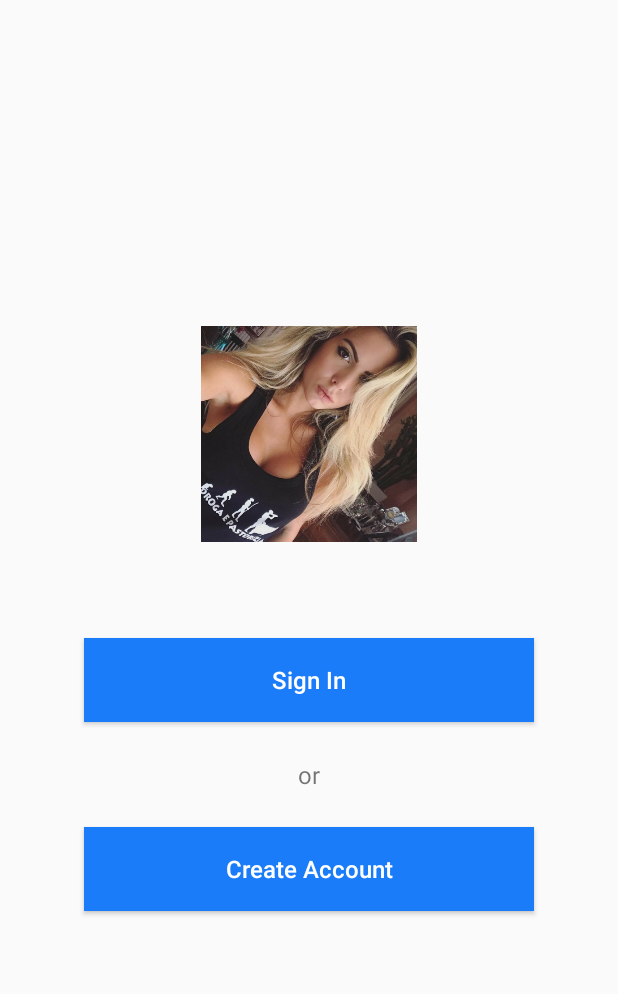
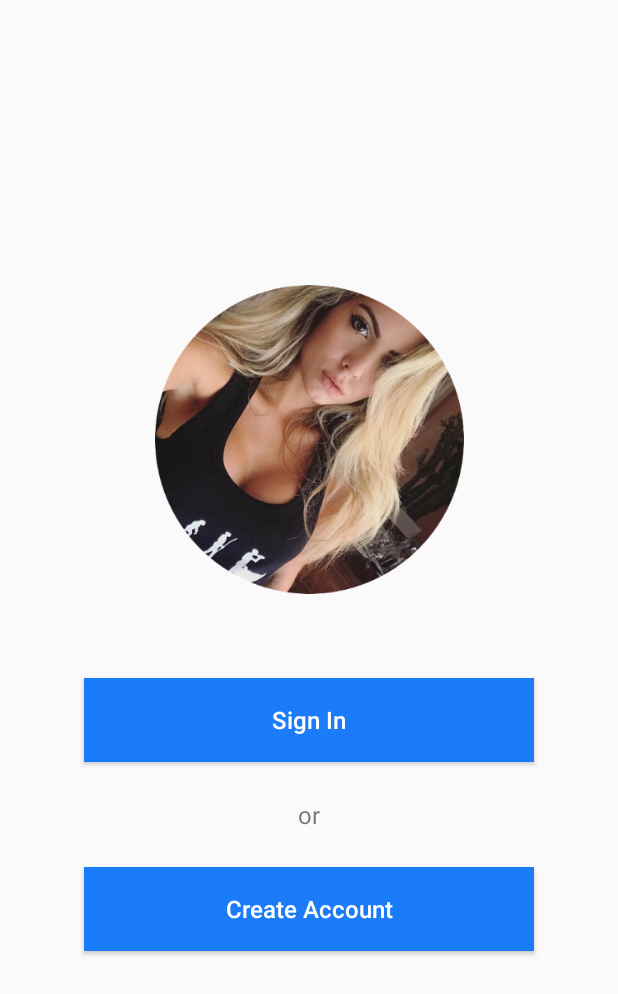
Before and after one commit to andrea-cola/kaori, an Android app: the screen it shows after launch (Kaori), on a phone screen of 412 x 824 dp. Shown: the top 994 px of the screen. Run offline under Robolectric (Android 15) with nearby library versions, the light colour scheme and no system bars.

Commit message:
Andrea Cola Inserita l'immagina tonda. Implementato la back arrow nella action bar. Iniziato ad implementare seconda fare del login.

```diff
--- a/app/src/main/java/com/kaori/kaori/Kaori.java
+++ b/app/src/main/java/com/kaori/kaori/Kaori.java
@@ -1,18 +1,27 @@
 package com.kaori.kaori;
 
+import android.app.FragmentTransaction;
 import android.content.SharedPreferences;
 import android.os.Bundle;
 import android.preference.PreferenceManager;
 import android.support.annotation.NonNull;
 import android.support.design.widget.BottomNavigationView;
+import android.support.v4.app.FragmentManager;
 import android.support.v7.app.AppCompatActivity;
 import android.view.MenuItem;
 import android.widget.TextView;
 
+import com.kaori.kaori.LoginRegistrationFragments.LoginRegistrationFragment;
+
 /**
  * Entry point of the app.
  */
-public class Kaori extends AppCompatActivity {
+public class Kaori extends AppCompatActivity implements FragmentManager.OnBackStackChangedListener {
+
+    /**
+     * Constants.
+     */
+    private final String BACK_STATE_NAME = getClass().getName();
 
     /**
      * Variables.
@@ -48,6 +57,7 @@ public class Kaori extends AppCompatActivity {
 
     /**
      * On create method override.
+     * If the login is needed we handle the press on the two buttons by invoking the right fragment.
      */
     @Override
     protected void onCreate(Bundle savedInstanceState) {
@@ -56,10 +66,24 @@ public class Kaori extends AppCompatActivity {
             setContentView(R.layout.activity_main);
             BottomNavigationView navigation = findViewById(R.id.navigation);
             navigation.setOnNavigationItemSelectedListener(mOnNavigationItemSelectedListener);
+
+            // TODO: settare il primo fragment
         }
         else {
             getSupportActionBar().hide();
-            setContentView(R.layout.login1);
+
+            //Listen for changes in the back stack
+            getSupportFragmentManager().addOnBackStackChangedListener(this);
+            //Handle when activity is recreated like on orientation Change
+            shouldDisplayHomeUp();
+
+            setContentView(R.layout.activity_empty_main);
+
+            // go to the first phase of the login/registration
+            getSupportFragmentManager().beginTransaction()
+                    .replace(R.id.container, new LoginRegistrationFragment())
+                    .setTransition(FragmentTransaction.TRANSIT_FRAGMENT_FADE)
+                    .commit();
         }
     }
 
@@ -73,4 +97,25 @@ public class Kaori extends AppCompatActivity {
         return app_preferences.getBoolean("master_login", false);
     }
 
+    /**
+     * Enable Up button only if there are entries in the back stack.
+     * I set the limit to 1 because we do not want to return to empty activity.
+     */
+    public void shouldDisplayHomeUp(){
+        boolean canGoBack = getSupportFragmentManager().getBackStackEntryCount() > 0;
+        getSupportActionBar().setDisplayHomeAsUpEnabled(canGoBack);
+    }
+
+    @Override
+    public boolean onSupportNavigateUp() {
+        //This method is called when the up button is pressed. Just the pop back stack.
+        getSupportFragmentManager().popBackStack();
+        return true;
+    }
+
+    @Override
+    public void onBackStackChanged() {
+        shouldDisplayHomeUp();
+    }
+
 }
--- /dev/null
+++ b/app/src/main/java/com/kaori/kaori/LoginRegistrationFragments/LoginRegistrationFragment.java
@@ -0,0 +1,70 @@
+package com.kaori.kaori.LoginRegistrationFragments;
+
+import android.app.FragmentTransaction;
+import android.os.Bundle;
+import android.support.annotation.NonNull;
+import android.support.annotation.Nullable;
+import android.support.v4.app.Fragment;
+import android.view.LayoutInflater;
+import android.view.View;
+import android.view.ViewGroup;
+import android.widget.Button;
+
+import com.kaori.kaori.Kaori;
+import com.kaori.kaori.R;
+
+/**
+ * This fragment handles the two option:
+ *    1) login: call the LoginFragment
+ *    2) registration: call RegistrationFragment
+ */
+public class LoginRegistrationFragment extends Fragment {
+
+    /**
+     * Constants.
+     */
+    private final String BACK_STATE_NAME = getClass().getName();
+
+    @Nullable
+    @Override
+    public View onCreateView(@NonNull LayoutInflater inflater, @Nullable ViewGroup container, @Nullable Bundle savedInstanceState) {
+        View view = inflater.inflate(R.layout.login1, container, false);
+
+        if(getActivity() != null && isAdded())
+            ((Kaori)getActivity()).getSupportActionBar().hide();
+
+        Button loginButton, registrationButton;
+        loginButton = view.findViewById(R.id.button_login);
+        registrationButton = view.findViewById(R.id.button_registration);
+
+        loginButton.setOnClickListener(new View.OnClickListener() {
+            @Override
+            public void onClick(View view) {
+                invokeTheNextFragment(new LoginFragment());
+            }
+        });
+
+        registrationButton.setOnClickListener(new View.OnClickListener() {
+            @Override
+            public void onClick(View view) {
+                // TODO: va chiamato il fragment della registrazione
+            }
+        });
+
+        return view;
+    }
+
+    /**
+     * Method that handle the transition to the next fragment.
+     * TODO: scegliere la transizione più bella
+     */
+    private void invokeTheNextFragment(Fragment fragment){
+        if(getActivity() != null && isAdded())
+            getActivity().getSupportFragmentManager().beginTransaction()
+                    .replace(R.id.container, fragment)
+                    .setTransition(FragmentTransaction.TRANSIT_FRAGMENT_FADE)
+                    .addToBackStack(BACK_STATE_NAME)
+                    .commit();
+    }
+
+}
--- /dev/null
+++ b/app/src/main/res/layout/activity_empty_main.xml
@@ -0,0 +1,10 @@
+<?xml version="1.0" encoding="utf-8"?>
+<android.support.constraint.ConstraintLayout
+    xmlns:android="http://schemas.android.com/apk/res/android"
+    xmlns:tools="http://schemas.android.com/tools"
+    android:id="@+id/container"
+    android:layout_width="match_parent"
+    android:layout_height="match_parent"
+    tools:context=".Kaori">
+
+</android.support.constraint.ConstraintLayout>
--- a/app/src/main/res/layout/activity_main.xml
+++ b/app/src/main/res/layout/activity_main.xml
@@ -12,7 +12,6 @@
         android:layout_width="wrap_content"
         android:layout_height="wrap_content"
         android:layout_marginStart="@dimen/activity_horizontal_margin"
-        android:layout_marginLeft="@dimen/activity_horizontal_margin"
         android:layout_marginTop="@dimen/activity_vertical_margin"
         android:text="@string/title_home"
         app:layout_constraintLeft_toLeftOf="parent"
--- a/app/src/main/res/layout/login1.xml
+++ b/app/src/main/res/layout/login1.xml
@@ -1,6 +1,7 @@
 <?xml version="1.0" encoding="utf-8"?>
 <android.support.constraint.ConstraintLayout xmlns:android="http://schemas.android.com/apk/res/android"
     xmlns:app="http://schemas.android.com/apk/res-auto"
+    android:id="@+id/entry_point_login"
     android:layout_width="match_parent"
     android:layout_height="match_parent">
 
@@ -8,23 +9,23 @@
         android:id="@+id/imageView4"
         android:layout_width="0dp"
         android:layout_height="0dp"
-        app:layout_constraintBottom_toTopOf="@+id/button"
+        app:layout_constraintBottom_toTopOf="@+id/button_login"
         app:layout_constraintDimensionRatio="w,1:1"
         app:layout_constraintEnd_toEndOf="parent"
         app:layout_constraintHorizontal_bias="0.5"
         app:layout_constraintStart_toStartOf="parent"
         app:layout_constraintTop_toTopOf="parent"
         app:layout_constraintVertical_chainStyle="packed"
-        app:layout_constraintWidth_percent=".35"
+        app:layout_constraintWidth_percent="0.5"
         app:srcCompat="@mipmap/ludo" />
 
     <Button
-        android:id="@+id/button"
+        android:id="@+id/button_login"
         style="@style/KaoriButton"
         android:layout_width="0dp"
         android:layout_height="@dimen/button_default_height"
         android:layout_marginStart="16dp"
-        android:layout_marginTop="64dp"
+        android:layout_marginTop="56dp"
         android:layout_marginEnd="16dp"
         android:text="@string/title_login"
         android:textColor="@android:color/white"
@@ -45,15 +46,15 @@
         android:layout_marginTop="24dp"
         android:text="or"
         android:textSize="@dimen/text_size_default"
-        app:layout_constraintBottom_toTopOf="@+id/button2"
+        app:layout_constraintBottom_toTopOf="@+id/button_registration"
         app:layout_constraintEnd_toEndOf="parent"
         app:layout_constraintHorizontal_bias="0.5"
         app:layout_constraintStart_toStartOf="parent"
-        app:layout_constraintTop_toBottomOf="@+id/button"
+        app:layout_constraintTop_toBottomOf="@+id/button_login"
         app:layout_constraintVertical_chainStyle="packed" />
 
     <Button
-        android:id="@+id/button2"
+        android:id="@+id/button_registration"
         style="@style/KaoriButton"
         android:layout_width="0dp"
         android:layout_height="@dimen/button_default_height"
--- /dev/null
+++ b/app/src/main/res/layout/login2.xml
@@ -0,0 +1,6 @@
+<?xml version="1.0" encoding="utf-8"?>
+<android.support.constraint.ConstraintLayout
+    xmlns:android="http://schemas.android.com/apk/res/android" android:layout_width="match_parent"
+    android:layout_height="match_parent">
+
+</android.support.constraint.ConstraintLayout>
```
Also changed, not shown: app/src/main/java/com/kaori/kaori/LoginRegistrationFragments/LoginFragment.java (added, +26 -0 lines), app/src/main/res/mipmap-xhdpi/ludo.jpg (deleted), app/src/main/res/mipmap-xhdpi/ludo.png (added).
